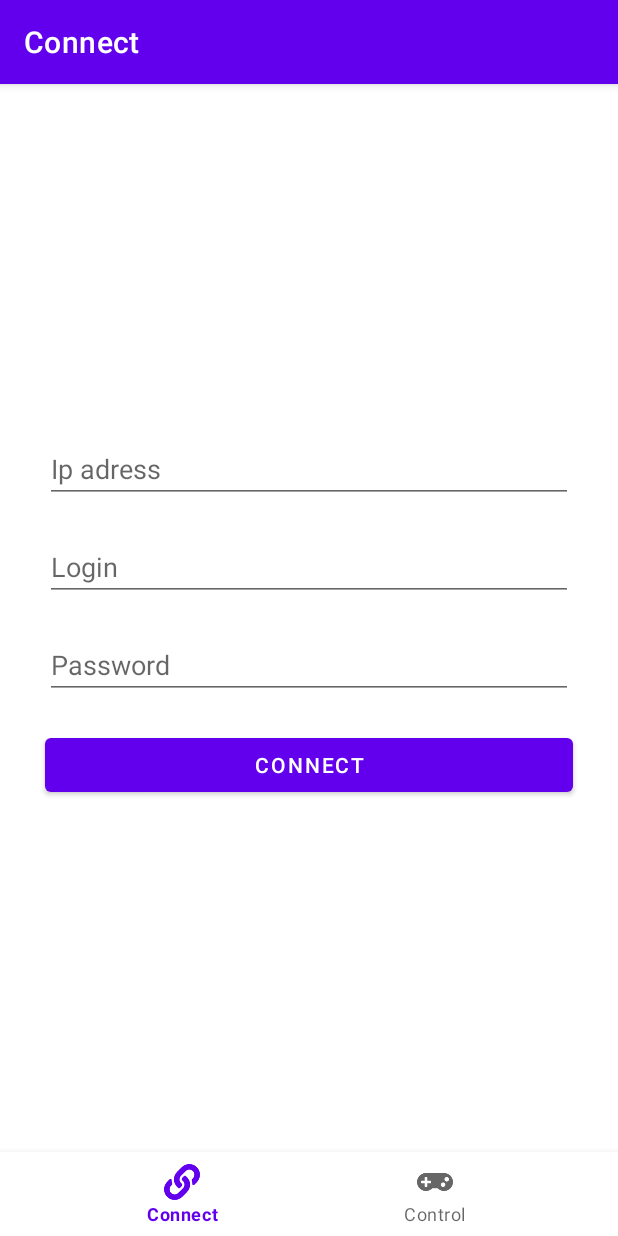
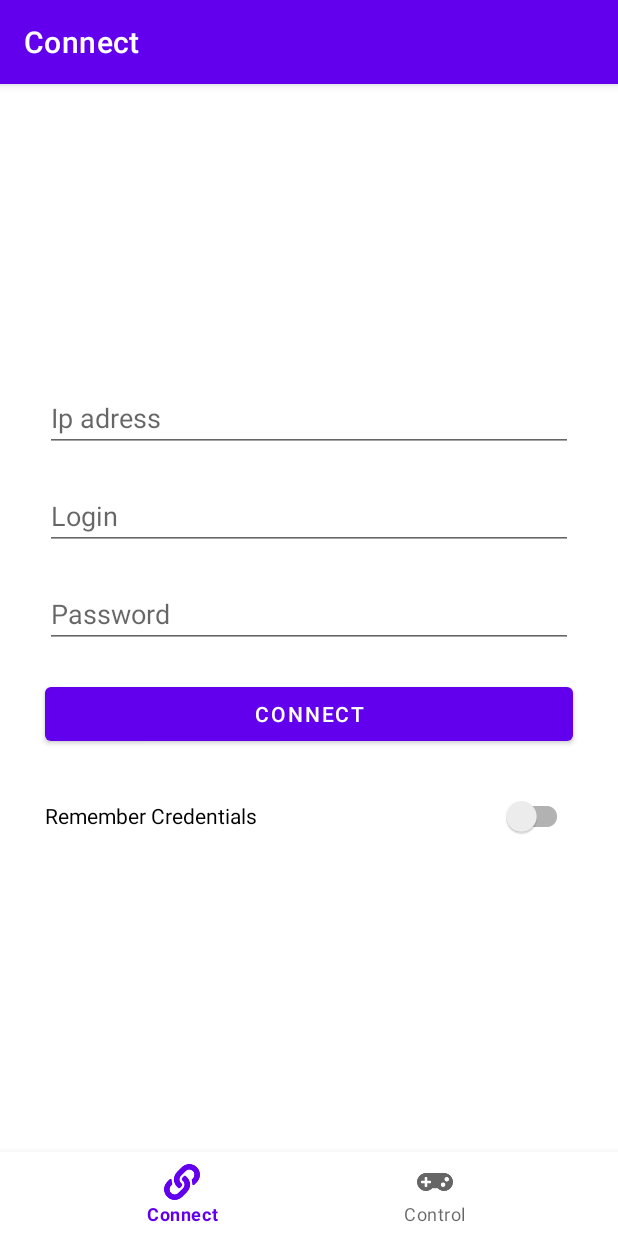
Before and after one commit to dylanmsu/Commander, an Android app: the screen it shows after launch (MainActivity), after a tap on "CONNECT", on a phone screen of 412 x 824 dp. Run offline under Robolectric (Android 15) with nearby library versions, the phone set to English and light mode, and no system bars; our stand-ins replace navigation-ui.

Commit message:
added remember credentials checker

```diff
--- a/app/src/main/java/com/dylanmissuwe/commander/ui/connect/ConnectFragment.kt
+++ b/app/src/main/java/com/dylanmissuwe/commander/ui/connect/ConnectFragment.kt
@@ -11,6 +11,7 @@ import android.widget.Button
 import android.widget.EditText
 import android.widget.ProgressBar
 import android.widget.Toast
+import androidx.appcompat.widget.SwitchCompat
 import androidx.appcompat.widget.Toolbar
 import androidx.core.content.ContextCompat.getSystemService
 import androidx.fragment.app.Fragment
@@ -47,20 +48,35 @@ class ConnectFragment : Fragment() {
         val ipAddress = view.findViewById<EditText>(R.id.ip_address)
         val login = view.findViewById<EditText>(R.id.login)
         val password = view.findViewById<EditText>(R.id.password)
+        val remember = view.findViewById<SwitchCompat>(R.id.switch1)
 
         val prefs = requireActivity().getSharedPreferences("user_login", Context.MODE_PRIVATE)
+        val rememberCredentials = prefs.getBoolean("remember_credentials", false)
+
+        remember.setOnClickListener {
+            val prefsEdit = prefs.edit()
+            prefsEdit.putBoolean("remember_credentials", remember.isChecked)
+            prefsEdit.apply()
+            prefsEdit.commit()
+
+        }
+
+        remember.setChecked(rememberCredentials)
+
+        if (remember.isChecked) {
             ipAddress.setText(prefs.getString("ip_address",""))
             login.setText(prefs.getString("login", ""))
             password.setText(prefs.getString("password", ""))
+        }
 
         val button: Button = view.findViewById(R.id.connect_button)
         button.isEnabled = !MyApplication.client.isLoggedIn()
         button.setOnClickListener {
-            Connect(view, ipAddress.text.toString(), login.text.toString(), password.text.toString())
+            Connect(view, ipAddress.text.toString(), login.text.toString(), password.text.toString(), remember.isChecked)
         }
     }
 
-    private fun Connect(view: View, ip_address: String, login: String, password: String) {
+    private fun Connect(view: View, ip_address: String, login: String, password: String, remember: Boolean) {
 
         val loading = view.findViewById<ProgressBar>(R.id.progressBar)
         loading.visibility = View.VISIBLE
@@ -84,9 +100,14 @@ class ConnectFragment : Fragment() {
                 if (isreachable) {
                     if (isLoggedIn) {
                         val prefs = requireActivity().getSharedPreferences("user_login", Context.MODE_PRIVATE).edit()
+                        prefs.putBoolean("remember_credentials", remember)
+
+                        if (remember) {
                             prefs.putString("ip_address", ip_address)
                             prefs.putString("login", login)
                             prefs.putString("password", password)
+                        }
+
                         prefs.apply()
                         prefs.commit()
 
--- a/app/src/main/res/layout/fragment_connect.xml
+++ b/app/src/main/res/layout/fragment_connect.xml
@@ -69,6 +69,12 @@
             app:layout_constraintStart_toStartOf="parent"
             app:layout_constraintTop_toBottomOf="@+id/editTextTextPersonName3" />
 
+        <androidx.appcompat.widget.SwitchCompat
+            android:id="@+id/switch1"
+            android:layout_width="match_parent"
+            android:layout_height="wrap_content"
+            android:layout_margin="10dp"
+            android:text="@string/remember_credentials_hint" />
     </LinearLayout>
 
     <androidx.constraintlayout.widget.Guideline
--- a/app/src/main/res/values/strings.xml
+++ b/app/src/main/res/values/strings.xml
@@ -8,4 +8,5 @@
     <string name="connect_button">Connect</string>
     <string name="connected_message">Connected!</string>
     <string name="disconnect_button_name"><u>Disconnect</u></string>
+    <string name="remember_credentials_hint">Remember Credentials</string>
 </resources>
```
Lines whose indentation alone changed are shown as unchanged.
